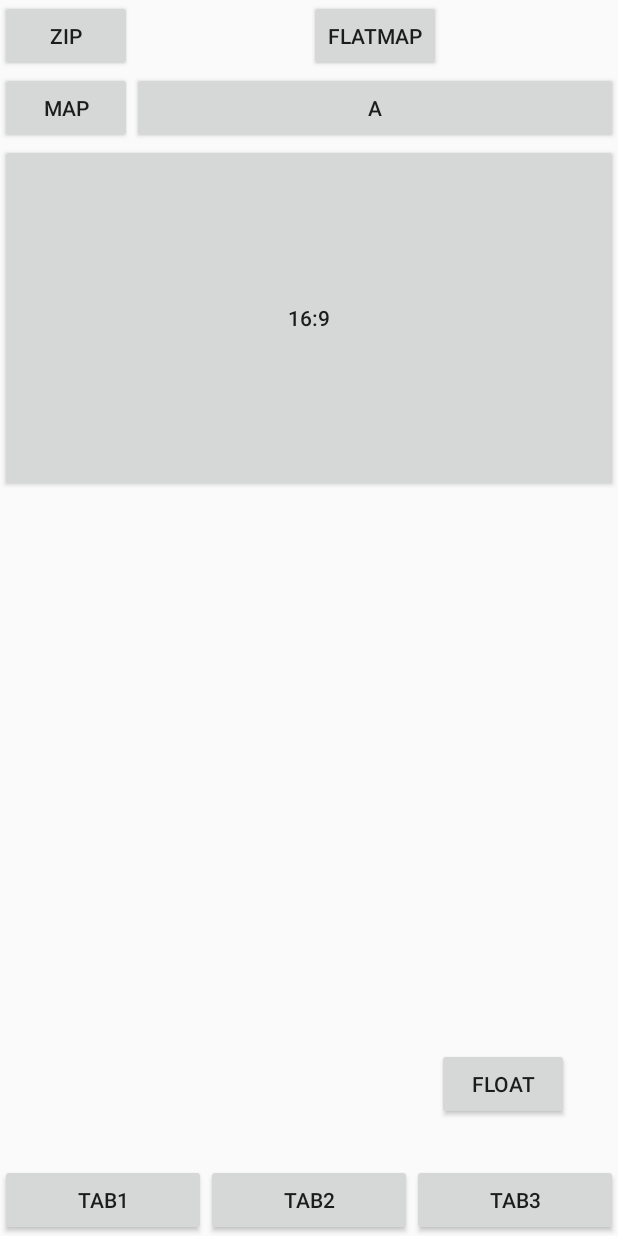
After one commit to lxykad/RxBindingDemo, an Android app: the OperatorActivity screen opened directly, with no data from a screen before it, on a phone screen of 412 x 824 dp. The commit adds this screen. Run offline under Robolectric (Android 15) with nearby library versions, the phone set to English and light mode, and no system bars; our stand-ins replace RxJava; libraries missing offline, so code that uses them is left out: com.jakewharton.rxbinding2, com.tbruyelle.rxpermissions2.

Commit message:
添加ConstraintLayout作为根布局的操作符页面

```diff
--- a/app/build.gradle
+++ b/app/build.gradle
@@ -28,10 +28,10 @@ dependencies {
         exclude group: 'com.android.support', module: 'support-annotations'
     })
 
+
     compile 'com.android.support:appcompat-v7:25.3.1'
     compile 'com.android.support.constraint:constraint-layout:1.0.2'
-    testCompile 'junit:junit:4.12'
-
     compile 'com.jakewharton.rxbinding2:rxbinding:2.0.0'
     compile 'com.tbruyelle.rxpermissions2:rxpermissions:0.9.4@aar'
+    testCompile 'junit:junit:4.12'
 }
--- a/app/src/main/AndroidManifest.xml
+++ b/app/src/main/AndroidManifest.xml
@@ -2,7 +2,7 @@
 <manifest xmlns:android="http://schemas.android.com/apk/res/android"
     package="com.lxy.binding">
 
-    <uses-permission android:name="android.permission.CAMERA"/>
+    <uses-permission android:name="android.permission.CAMERA" />
 
     <application
         android:allowBackup="true"
@@ -18,7 +18,8 @@
                 <category android:name="android.intent.category.LAUNCHER" />
             </intent-filter>
         </activity>
-        <activity android:name=".DoubleClickActivity"></activity>
+        <activity android:name=".DoubleClickActivity" />
+        <activity android:name=".OperatorActivity"></activity>
     </application>
 
 </manifest>
--- a/app/src/main/java/com/lxy/binding/MainActivity.java
+++ b/app/src/main/java/com/lxy/binding/MainActivity.java
@@ -13,7 +13,12 @@ public class MainActivity extends AppCompatActivity {
         setContentView(R.layout.activity_main);
     }
 
+    // 常见用法
     public void click1(View view) {
         startActivity(new Intent(this, DoubleClickActivity.class));
     }
+    //操作符
+    public void clickOperator(View view){
+        startActivity(new Intent(this, OperatorActivity.class));
+    }
 }
--- /dev/null
+++ b/app/src/main/java/com/lxy/binding/OperatorActivity.java
@@ -0,0 +1,13 @@
+package com.lxy.binding;
+
+import android.app.Activity;
+import android.os.Bundle;
+
+public class OperatorActivity extends Activity {
+
+    @Override
+    protected void onCreate(Bundle savedInstanceState) {
+        super.onCreate(savedInstanceState);
+        setContentView(R.layout.activity_operator);
+    }
+}
--- a/app/src/main/res/layout/activity_main.xml
+++ b/app/src/main/res/layout/activity_main.xml
@@ -1,16 +1,24 @@
 <?xml version="1.0" encoding="utf-8"?>
 <LinearLayout xmlns:android="http://schemas.android.com/apk/res/android"
-    xmlns:app="http://schemas.android.com/apk/res-auto"
     xmlns:tools="http://schemas.android.com/tools"
     android:layout_width="match_parent"
     android:layout_height="match_parent"
+    android:orientation="vertical"
     tools:context="com.lxy.binding.MainActivity">
 
-    <TextView
+    <Button
         android:padding="20dp"
         android:layout_width="match_parent"
         android:layout_height="wrap_content"
         android:onClick="click1"
-        android:text="click1" />
+        android:text="常用操作" />
+
+    <Button
+        android:padding="20dp"
+        android:layout_width="match_parent"
+        android:layout_height="wrap_content"
+        android:onClick="clickOperator"
+        android:text="操作符" />
+
 
 </LinearLayout>
--- /dev/null
+++ b/app/src/main/res/layout/activity_operator.xml
@@ -0,0 +1,92 @@
+<?xml version="1.0" encoding="utf-8"?>
+<android.support.constraint.ConstraintLayout xmlns:android="http://schemas.android.com/apk/res/android"
+    xmlns:app="http://schemas.android.com/apk/res-auto"
+    xmlns:tools="http://schemas.android.com/tools"
+    android:layout_width="match_parent"
+    android:layout_height="match_parent"
+    tools:context="com.lxy.binding.OperatorActivity">
+
+    <Button
+        android:id="@+id/zip"
+        android:layout_width="wrap_content"
+        android:layout_height="wrap_content"
+        android:text="zip" />
+
+    <Button
+        android:id="@+id/flatMap"
+        android:layout_width="wrap_content"
+        android:layout_height="wrap_content"
+        android:text="flatMap"
+        app:layout_constraintLeft_toRightOf="@+id/zip"
+        app:layout_constraintRight_toRightOf="parent"
+        app:layout_constraintTop_toTopOf="parent" />
+
+    <Button
+        android:id="@+id/map"
+        android:layout_width="wrap_content"
+        android:layout_height="wrap_content"
+        android:text="map"
+        app:layout_constraintLeft_toLeftOf="parent"
+        app:layout_constraintTop_toBottomOf="@+id/zip" />
+
+    <Button
+        android:id="@+id/a"
+        android:layout_width="0dp"
+        android:layout_height="wrap_content"
+        android:text="a"
+        app:layout_constraintLeft_toRightOf="@+id/map"
+        app:layout_constraintRight_toRightOf="parent"
+        app:layout_constraintTop_toTopOf="@+id/map" />
+
+    <Button
+        android:id="@+id/b"
+        android:layout_width="0dp"
+        android:layout_height="0dp"
+        android:text="16:9"
+        app:layout_constraintDimensionRatio="H,16:9"
+        app:layout_constraintLeft_toLeftOf="parent"
+        app:layout_constraintRight_toRightOf="parent"
+        app:layout_constraintTop_toBottomOf="@+id/map" />
+
+    <!--app:layout_constraintHorizontal_weight 此属性可以指定每个tab的权重-->
+    <!--layout_constraintHorizontal_chainStyle 也可以通过此属性设置链头的一些属性-->
+    <Button
+        android:id="@+id/tab1"
+        android:layout_width="0dp"
+        android:layout_height="wrap_content"
+        android:text="tab1"
+        app:layout_constraintBottom_toBottomOf="parent"
+        app:layout_constraintLeft_toLeftOf="parent"
+        app:layout_constraintRight_toLeftOf="@id/tab2" />
+
+    <Button
+        android:id="@+id/tab2"
+        android:layout_width="0dp"
+        android:layout_height="wrap_content"
+        android:text="tab2"
+        app:layout_constraintBottom_toBottomOf="parent"
+        app:layout_constraintLeft_toRightOf="@+id/tab1"
+        app:layout_constraintRight_toLeftOf="@+id/tab3" />
+
+    <Button
+        android:id="@+id/tab3"
+        android:layout_width="0dp"
+        android:layout_height="wrap_content"
+        android:text="tab3"
+        app:layout_constraintBottom_toBottomOf="parent"
+        app:layout_constraintLeft_toRightOf="@+id/tab2"
+        app:layout_constraintRight_toRightOf="parent" />
+
+    <Button
+        android:id="@+id/float_bt"
+        android:layout_width="wrap_content"
+        android:layout_height="wrap_content"
+        android:text="float"
+        app:layout_constraintBottom_toBottomOf="parent"
+        app:layout_constraintHorizontal_bias="0.9"
+        app:layout_constraintLeft_toLeftOf="parent"
+        app:layout_constraintRight_toRightOf="parent"
+        app:layout_constraintTop_toTopOf="parent"
+        app:layout_constraintVertical_bias="0.9" />
+
+</android.support.constraint.ConstraintLayout>
```
